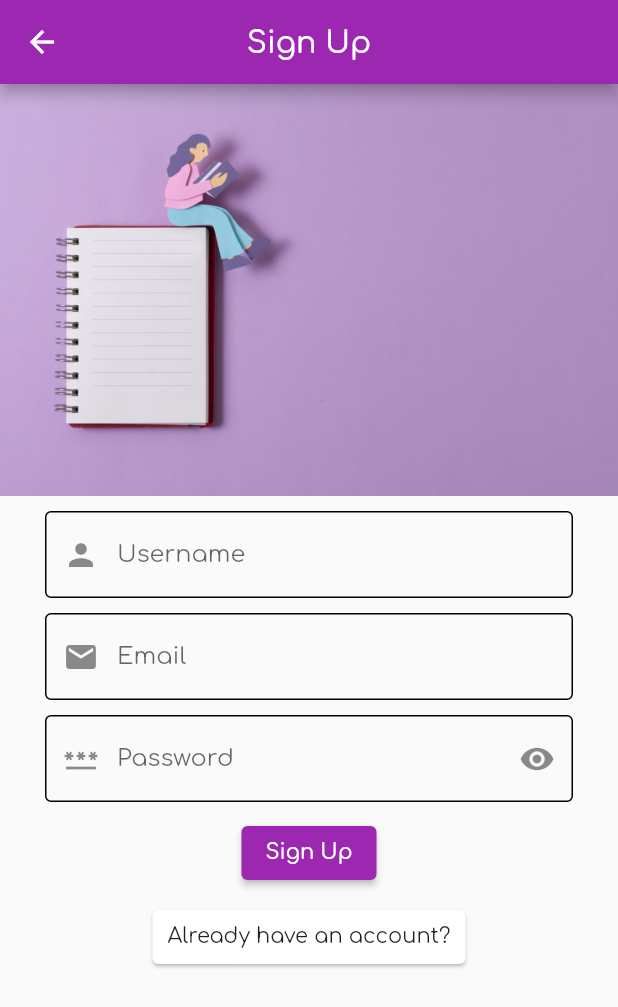
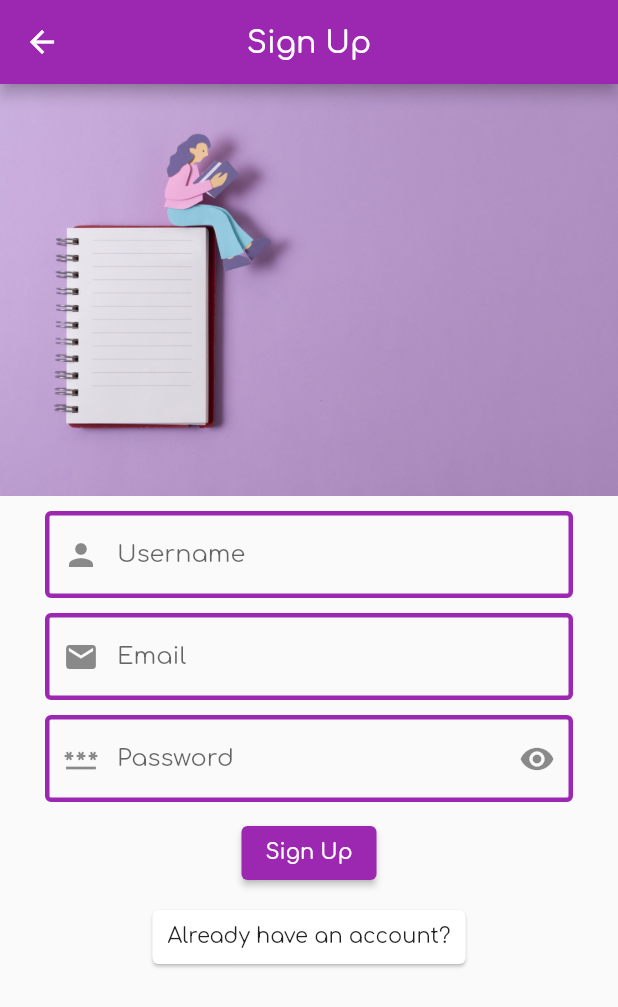
Before and after one commit to abhinavcool42/TodoApp, a Flutter app: the screen it shows after launch, after a tap on "Don't have an account?", on a phone screen of 412 x 824 dp. Shown: the top 1007 px of the screen. Run offline on Flutter 3.47's test engine with Material 2 defaults, Android fonts, the phone set to English and light mode, and no system bars; our stand-ins replace cloud_firestore, firebase_auth, firebase_core, get_time_ago, google_fonts; accounts and stored records are empty; network calls fail.

Commit message:
ui changes

```diff
--- a/lib/screens/LoginScreen.dart
+++ b/lib/screens/LoginScreen.dart
@@ -42,7 +42,11 @@ class _LoginScreenState extends State<LoginScreen> {
                   decoration: InputDecoration(
                     prefixIcon: Icon(Icons.email),
                     hintText: 'Email',
-                    enabledBorder: OutlineInputBorder(),
+                    enabledBorder: OutlineInputBorder(
+                        borderSide: BorderSide(
+                      width: 3,
+                      color: Colors.purple,
+                    )),
                   ),
                 ),
               ),
@@ -55,7 +59,11 @@ class _LoginScreenState extends State<LoginScreen> {
                   controller: loginPasswordController,
                   decoration: InputDecoration(
                       hintText: 'Password',
-                      enabledBorder: OutlineInputBorder(),
+                      enabledBorder: OutlineInputBorder(
+                          borderSide: BorderSide(
+                        width: 3,
+                        color: Colors.purple,
+                      )),
                       prefixIcon: Icon(Icons.password),
                       suffixIcon: Icon(
                         Icons.visibility,
--- a/lib/screens/signUpScreen.dart
+++ b/lib/screens/signUpScreen.dart
@@ -71,7 +71,11 @@ class _SignUpScreenState extends State<SignUpScreen> {
                   decoration: InputDecoration(
                     prefixIcon: Icon(Icons.person),
                     hintText: 'Username',
-                    enabledBorder: OutlineInputBorder(),
+                    enabledBorder: OutlineInputBorder(
+                        borderSide: BorderSide(
+                      width: 3,
+                      color: Colors.purple,
+                    )),
                   ),
                 ),
               ),
@@ -85,7 +89,11 @@ class _SignUpScreenState extends State<SignUpScreen> {
                   decoration: InputDecoration(
                     prefixIcon: Icon(Icons.email),
                     hintText: 'Email',
-                    enabledBorder: OutlineInputBorder(),
+                    enabledBorder: OutlineInputBorder(
+                        borderSide: BorderSide(
+                      width: 3,
+                      color: Colors.purple,
+                    )),
                   ),
                 ),
               ),
@@ -98,7 +106,11 @@ class _SignUpScreenState extends State<SignUpScreen> {
                   controller: userPasswordController,
                   decoration: InputDecoration(
                       hintText: 'Password',
-                      enabledBorder: OutlineInputBorder(),
+                      enabledBorder: OutlineInputBorder(
+                          borderSide: BorderSide(
+                        width: 3,
+                        color: Colors.purple,
+                      )),
                       prefixIcon: Icon(Icons.password),
                       suffixIcon: Icon(
                         Icons.visibility,
```
Also changed, not shown: lib/screens/homeScreen.dart (+13 -1 lines), lib/widgets/createTodoWidget.dart (+9 -1 lines).
